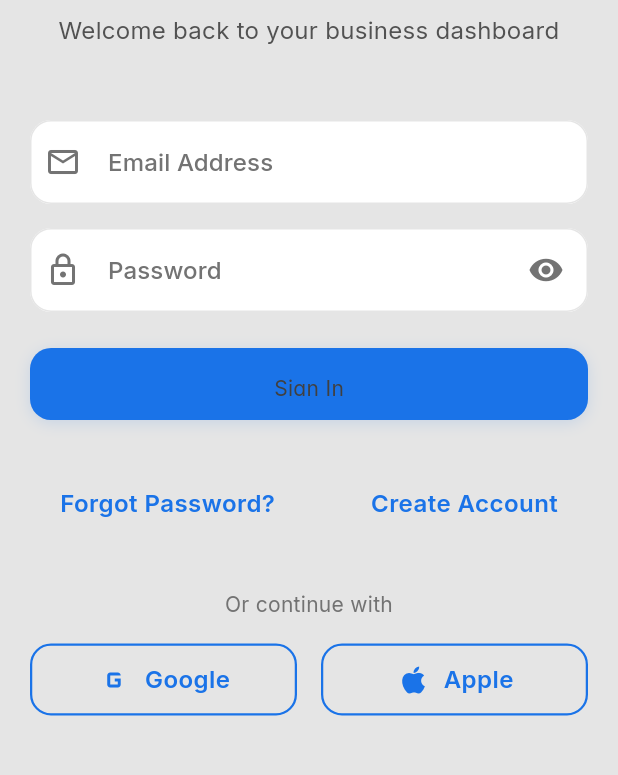
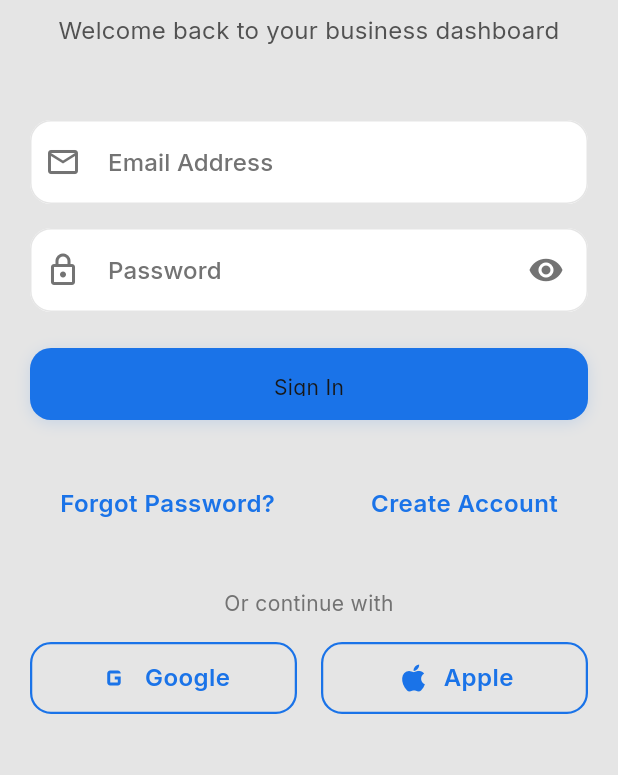
Before and after one commit to Young785/BizInvestify-Mobile, a Flutter app: the screen it shows after launch, after a tap on "Skip", on a phone screen of 412 x 824 dp, the part 318-1093 px from its top. Run offline on Flutter 3.47's test engine with Material 3 defaults, Android fonts, the phone set to English and light mode, and no system bars; our stand-ins replace cached_network_image, dio, firebase_messaging, flutter_local_notifications, flutter_riverpod, flutter_screenutil and 4 more; missing offline and left inert: flutter_stripe; accounts and stored records are empty; network calls fail; statements that could not run were skipped.

Commit message:
chore(fonts): use google_fonts Inter instead of bundling assets

```diff
--- a/bizinvestify_mobile/lib/src/core/constants/app_typography.dart
+++ b/bizinvestify_mobile/lib/src/core/constants/app_typography.dart
@@ -1,11 +1,17 @@
 import 'package:flutter/material.dart';
 import 'app_colors.dart';
+import 'package:google_fonts/google_fonts.dart';
 
 /// BizInvestify Professional Typography System
 /// Modern font hierarchy for production fintech app
 class AppTypography {
   // Font Family - Inter as primary, platform fallbacks
-  static const String fontFamily = 'Inter';
+  static String getFontFamily() {
+    // Use GoogleFonts Inter
+    return GoogleFonts.inter().fontFamily ?? 'Inter';
+  }
+
+  static String get fontFamily => getFontFamily();
   static const String fontFamilyFallback = 'SF Pro Display'; // iOS fallback
   static const String fontFamilyAndroid = 'Roboto'; // Android fallback
 
```
Also changed, not shown: bizinvestify_mobile/pubspec.yaml (+2 -11 lines).
